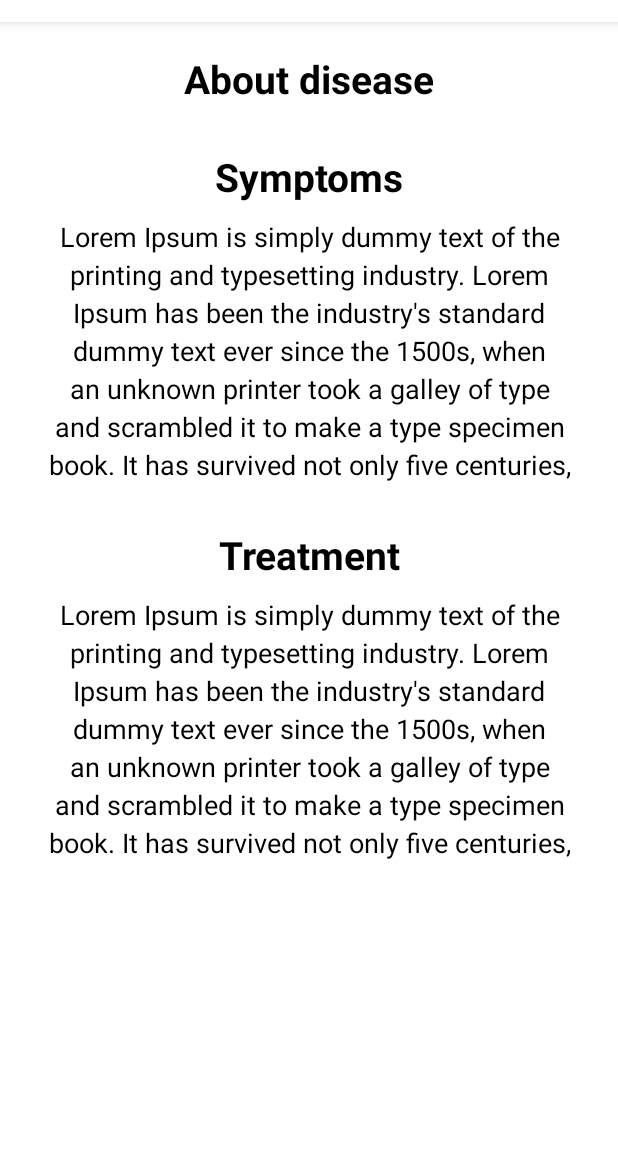
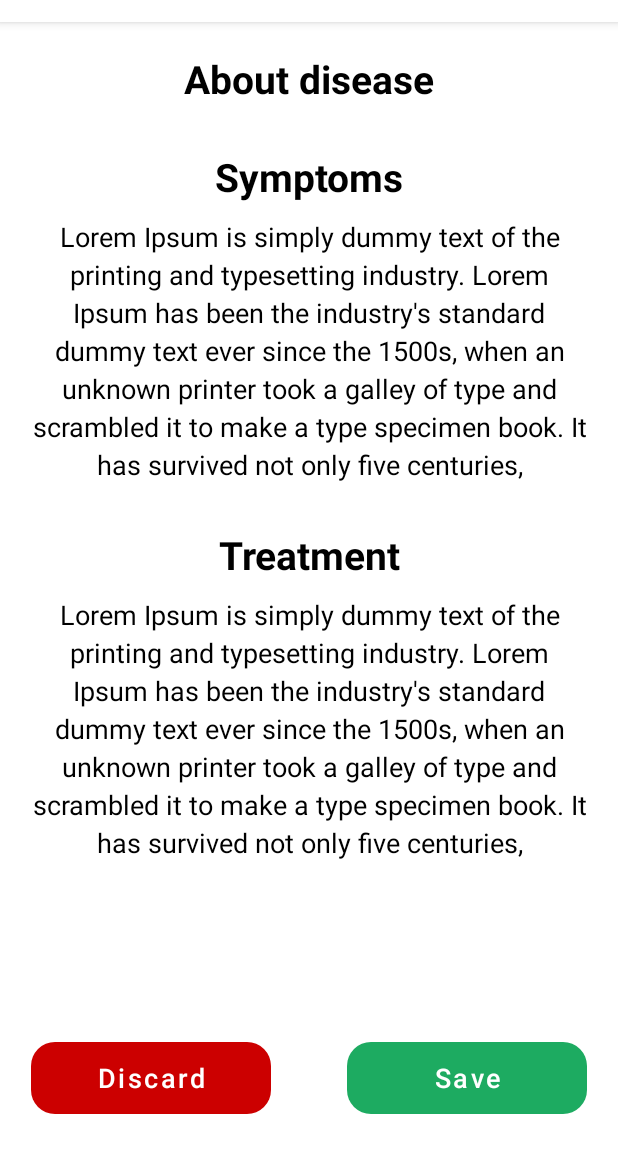
Before and after one commit to numpadCrusader/Florascope, an Android app: the fragment DiseaseFragment shown on its own in the app's theme, on a phone screen of 412 x 824 dp, the part 62-1235 px from its top. Run offline under Robolectric (Android 15) with nearby library versions, the phone set to English and light mode, and no system bars; our stand-ins replace Firebase (no records; nobody signed in at launch, a user with empty details on screens opened directly); plain views replace SkeletonTextView; 1 statement that could not run was skipped.

Commit message:
disease screen ui rework

```diff
--- a/app/src/main/res/layout/fragment_disease.xml
+++ b/app/src/main/res/layout/fragment_disease.xml
@@ -6,9 +6,25 @@
     android:layout_height="match_parent"
     tools:context=".fragments.DiseaseFragment">
 
+    <ScrollView
+        android:id="@+id/scrollView2"
+        android:layout_width="0dp"
+        android:layout_height="0dp"
+        android:layout_marginStart="30dp"
+        android:layout_marginEnd="30dp"
+        app:layout_constraintEnd_toEndOf="parent"
+        app:layout_constraintHeight_percent="0.85"
+        app:layout_constraintStart_toStartOf="parent"
+        app:layout_constraintTop_toTopOf="parent"
+        app:layout_constraintWidth_percent="0.9">
+
+        <androidx.constraintlayout.widget.ConstraintLayout
+            android:layout_width="match_parent"
+            android:layout_height="wrap_content">
+
             <aglibs.loading.skeleton.view.SkeletonTextView
                 android:id="@+id/disease_title"
-        android:layout_width="350dp"
+                android:layout_width="match_parent"
                 android:layout_height="wrap_content"
                 android:layout_marginTop="20dp"
                 android:text="@string/disease_screen_title"
@@ -22,7 +38,7 @@
 
             <aglibs.loading.skeleton.view.SkeletonTextView
                 android:id="@+id/symptoms_title"
-        android:layout_width="350dp"
+                android:layout_width="match_parent"
                 android:layout_height="wrap_content"
                 android:layout_marginTop="30dp"
                 android:text="@string/symptoms"
@@ -36,7 +52,7 @@
 
             <aglibs.loading.skeleton.view.SkeletonTextView
                 android:id="@+id/symptoms_text"
-        android:layout_width="350dp"
+                android:layout_width="match_parent"
                 android:layout_height="wrap_content"
                 android:layout_marginTop="10dp"
                 android:lineSpacingExtra="4dp"
@@ -51,7 +67,7 @@
 
             <aglibs.loading.skeleton.view.SkeletonTextView
                 android:id="@+id/prevention_title"
-        android:layout_width="350dp"
+                android:layout_width="match_parent"
                 android:layout_height="wrap_content"
                 android:layout_marginTop="30dp"
                 android:text="@string/treatment"
@@ -63,24 +79,51 @@
                 app:layout_constraintStart_toStartOf="@+id/symptoms_text"
                 app:layout_constraintTop_toBottomOf="@id/symptoms_text" />
 
-    <ScrollView
-        android:layout_width="350dp"
-        android:layout_height="300dp"
-        android:layout_marginTop="10dp"
-        app:layout_constraintEnd_toEndOf="@+id/prevention_title"
-        app:layout_constraintStart_toStartOf="@+id/prevention_title"
-        app:layout_constraintTop_toBottomOf="@+id/prevention_title">
-
             <aglibs.loading.skeleton.view.SkeletonTextView
                 android:id="@+id/prevention_text"
                 android:layout_width="match_parent"
                 android:layout_height="wrap_content"
+                android:layout_marginTop="10dp"
                 android:lineSpacingExtra="4dp"
                 android:text="@string/longTextPlaceHolder"
                 android:textAlignment="center"
                 android:textColor="@color/main_text"
                 android:textSize="18sp"
+                app:layout_constraintEnd_toEndOf="@+id/prevention_title"
+                app:layout_constraintStart_toStartOf="@+id/prevention_title"
+                app:layout_constraintTop_toBottomOf="@+id/prevention_title"
                 app:splitSkeletonTextByLines="true" />
+
+        </androidx.constraintlayout.widget.ConstraintLayout>
+
     </ScrollView>
 
+    <Button
+        android:id="@+id/saveResultButton"
+        android:layout_width="160dp"
+        android:layout_height="48dp"
+        android:layout_marginBottom="40dp"
+        android:background="@drawable/button_style"
+        android:text="Save"
+        android:textAllCaps="false"
+        android:textColor="@color/white"
+        android:textSize="18sp"
+        app:backgroundTint="@color/main_green"
+        app:layout_constraintBottom_toBottomOf="parent"
+        app:layout_constraintEnd_toEndOf="@+id/scrollView2"/>
+
+    <Button
+        android:id="@+id/discardResultButton"
+        android:layout_width="160dp"
+        android:layout_height="48dp"
+        android:layout_marginBottom="40dp"
+        android:background="@drawable/button_style"
+        android:text="Discard"
+        android:textAllCaps="false"
+        android:textColor="@color/white"
+        android:textSize="18sp"
+        app:backgroundTint="@android:color/holo_red_dark"
+        app:layout_constraintBottom_toBottomOf="parent"
+        app:layout_constraintStart_toStartOf="@+id/scrollView2"/>
+
 </androidx.constraintlayout.widget.ConstraintLayout>
```
Lines whose indentation alone changed are shown as unchanged.
